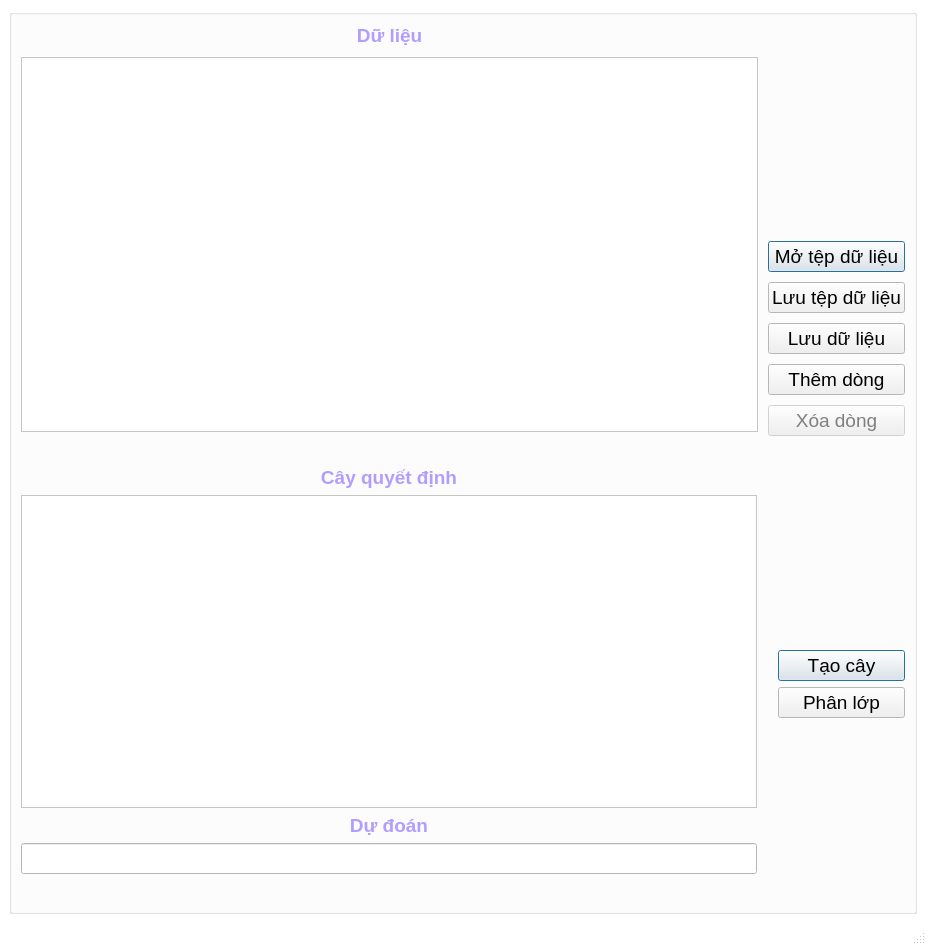
First picture: the form in DTID3_GUI.ui, repository NghiLamPhuc/DecisionTreeID3, before the edit.
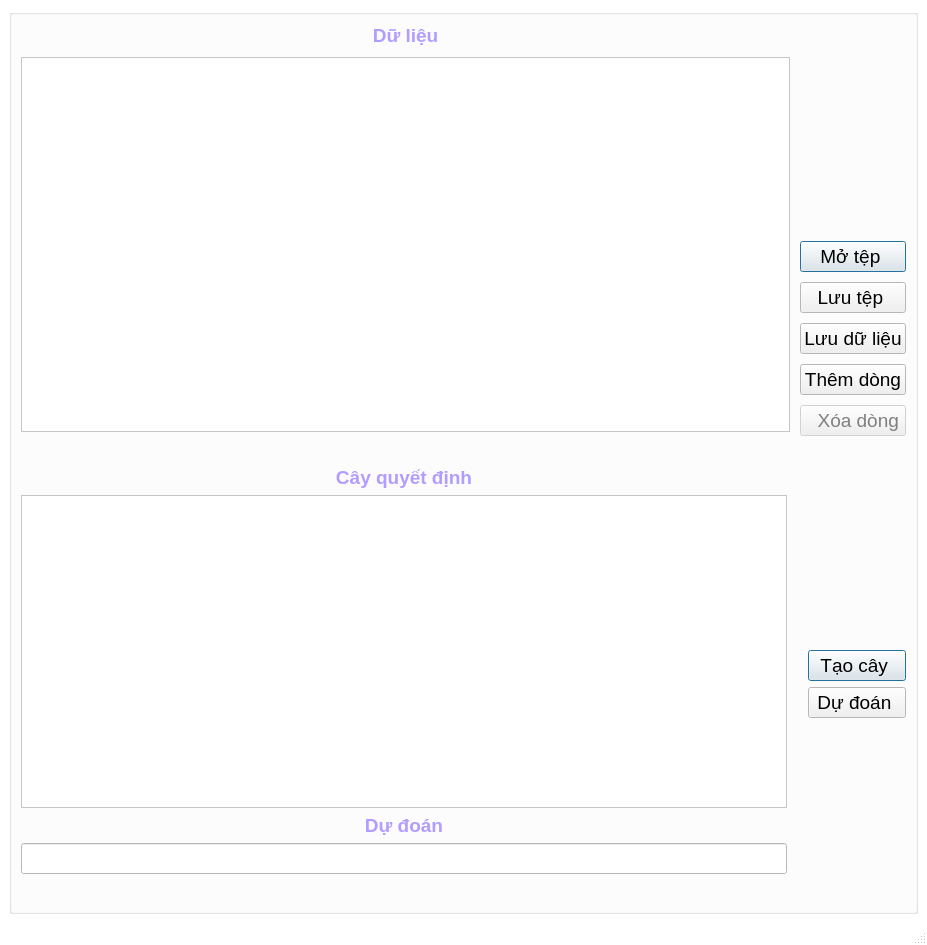
Second picture: the form after the edit.

What changed in the file:
```diff
--- a/DTID3_GUI.ui
+++ b/DTID3_GUI.ui
@@ -13,7 +13,7 @@
    <rect>
     <x>0</x>
     <y>0</y>
-    <width>926</width>
+    <width>927</width>
     <height>945</height>
    </rect>
   </property>
@@ -576,7 +576,7 @@
                 <enum>Qt::LeftToRight</enum>
                </property>
                <property name="text">
-                <string>Mở tệp dữ liệu</string>
+                <string>  Mở tệp   </string>
                </property>
                <property name="default">
                 <bool>true</bool>
@@ -599,7 +599,7 @@
                 </font>
                </property>
                <property name="text">
-                <string>Lưu tệp dữ liệu</string>
+                <string>  Lưu tệp   </string>
                </property>
               </widget>
              </item>
@@ -641,7 +641,7 @@
                 </font>
                </property>
                <property name="text">
-                <string>Xóa dòng</string>
+                <string>  Xóa dòng</string>
                </property>
               </widget>
              </item>
@@ -789,7 +789,7 @@
               </font>
              </property>
              <property name="text">
-              <string>Tạo cây</string>
+              <string> Tạo cây  </string>
              </property>
              <property name="default">
               <bool>true</bool>
@@ -807,7 +807,7 @@
               </font>
              </property>
              <property name="text">
-              <string>    Phân lớp    </string>
+              <string> Dự đoán  </string>
              </property>
             </widget>
            </item>
```
